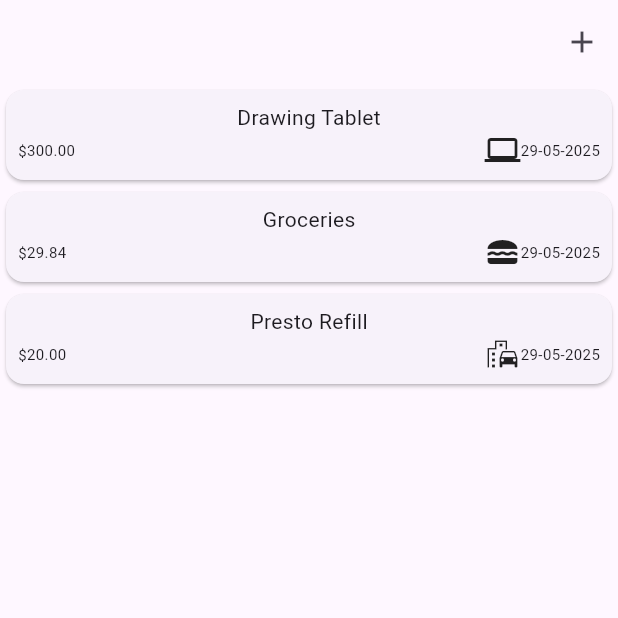
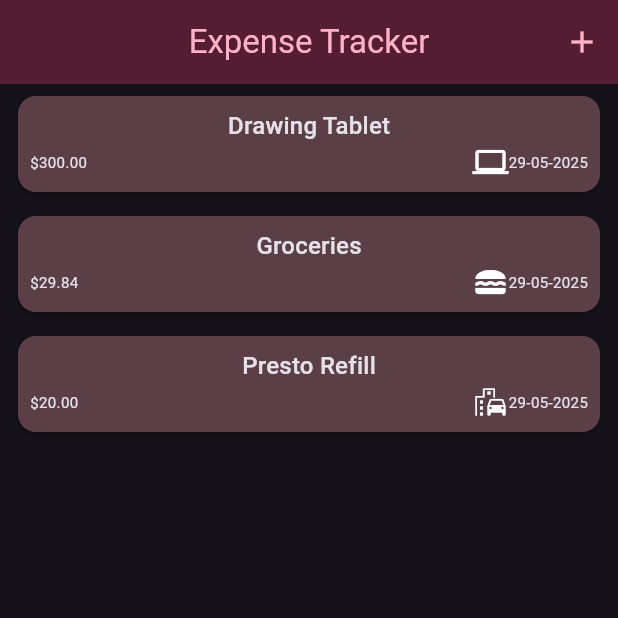
Before and after one commit to KovaKreative/flutter-expense-tracker, a Flutter app: the screen it shows after launch, on a phone screen of 412 x 824 dp, the top half of it. Run offline on Flutter 3.47's test engine with Material 3 defaults, Android fonts, the phone set to English and light mode, and no system bars.

```diff
--- a/lib/expenses.dart
+++ b/lib/expenses.dart
@@ -80,7 +80,10 @@ class _ExpensesState extends State<Expenses> {
 
     return Scaffold(
       appBar: AppBar(
-        actions: [IconButton(onPressed: _openAddModal, icon: Icon(Icons.add))],
+        title: Text('Expense Tracker'),
+        actions: [
+          IconButton(onPressed: _openAddModal, icon: Icon(Icons.add)),
+        ],
       ),
       body: Column(children: [Expanded(child: mainContent)]),
     );
--- a/lib/main.dart
+++ b/lib/main.dart
@@ -1,5 +1,14 @@
 import 'package:expense_tracker/expenses.dart';
 import 'package:flutter/material.dart';
+
+var kColorScheme = ColorScheme.fromSeed(
+  seedColor: const Color.fromARGB(255, 82, 54, 244),
+);
+
+var kDarkColorScheme = ColorScheme.fromSeed(
+  brightness: Brightness.dark,
+  seedColor: const Color.fromARGB(255, 152, 36, 84),
+);
 
 void main() {
   runApp(const MyApp());
@@ -10,6 +19,50 @@ class MyApp extends StatelessWidget {
 
   @override
   Widget build(context) {
-    return MaterialApp(home: Expenses());
+    return MaterialApp(
+      darkTheme: ThemeData.dark().copyWith(
+        colorScheme: kDarkColorScheme,
+        appBarTheme: const AppBarTheme().copyWith(
+          backgroundColor: kDarkColorScheme.onPrimary,
+          foregroundColor: kDarkColorScheme.primary,
+          centerTitle: true,
+        ),
+        cardTheme: CardThemeData().copyWith(
+          color: kDarkColorScheme.secondaryContainer,
+          margin: EdgeInsets.symmetric(horizontal: 12, vertical: 8),
+        ),
+        elevatedButtonTheme: ElevatedButtonThemeData(
+          style: ElevatedButton.styleFrom(
+            backgroundColor: kDarkColorScheme.primaryContainer,
+          ),
+        ),
+      ),
+      theme: ThemeData().copyWith(
+        // scaffoldBackgroundColor: const Color.fromARGB(255, 193, 175, 255),
+        colorScheme: kColorScheme,
+        appBarTheme: const AppBarTheme().copyWith(
+          backgroundColor: kColorScheme.primary,
+          foregroundColor: kColorScheme.onPrimary,
+          centerTitle: true,
+        ),
+        cardTheme: CardThemeData().copyWith(
+          color: kColorScheme.primaryFixed,
+          margin: EdgeInsets.symmetric(horizontal: 12, vertical: 8),
+        ),
+        elevatedButtonTheme: ElevatedButtonThemeData(
+          style: ElevatedButton.styleFrom(
+            backgroundColor: kColorScheme.primaryContainer,
+          ),
+        ),
+        textTheme: ThemeData().textTheme.copyWith(
+          bodyMedium: TextStyle(color: kColorScheme.onPrimaryFixed),
+        ),
+        iconTheme: ThemeData().iconTheme.copyWith(
+          color: kColorScheme.onPrimaryFixed,
+        ),
+      ),
+      themeMode: ThemeMode.dark,
+      home: Expenses(),
+    );
   }
 }
--- a/lib/models/expense.dart
+++ b/lib/models/expense.dart
@@ -12,7 +12,7 @@ const categoryIcons = {
   Categories.food: Icons.lunch_dining,
   Categories.travel: Icons.emoji_transportation,
   Categories.entertainment: Icons.local_movies,
-  Categories.electronics: Icons.computer
+  Categories.electronics: Icons.computer,
 };
 
 class Expense {
@@ -33,3 +33,17 @@ class Expense {
     return formatter.format(date);
   }
 }
+
+class ExpenseBucket {
+  const ExpenseBucket({required this.cat, required this.expenses});
+
+  ExpenseBucket.forCategory(List<Expense> allExpenses, this.cat)
+    : expenses = allExpenses.where((e) => e.category == cat).toList();
+
+  final Categories cat;
+  final List<Expense> expenses;
+
+  double get totalExpenses {
+    return expenses.map((e) => e.amount).reduce((v, e) => v + e);
+  }
+}
--- a/lib/widgets/expense_widgets/expense_item.dart
+++ b/lib/widgets/expense_widgets/expense_item.dart
@@ -15,7 +15,10 @@ class ExpenseItem extends StatelessWidget {
         child: Column(
           mainAxisSize: MainAxisSize.min,
           children: [
-            Text(expenseItem.title),
+            Text(
+              expenseItem.title,
+              style: Theme.of(context).textTheme.titleMedium,
+            ),
             Row(
               children: [
                 Text(
--- a/lib/widgets/expense_widgets/expense_list.dart
+++ b/lib/widgets/expense_widgets/expense_list.dart
@@ -18,6 +18,12 @@ class ExpenseList extends StatelessWidget {
     return ListView.builder(
       itemCount: expenses.length,
       itemBuilder: (ctx, i) => Dismissible(
+        background: Container(
+          color: Theme.of(context).colorScheme.errorContainer,
+          margin: EdgeInsets.symmetric(
+            horizontal: Theme.of(context).cardTheme.margin!.horizontal,
+          ),
+        ),
         onDismissed: (d) => removeExpense(expenses[i]),
         key: ValueKey(expenses[i]),
         child: ExpenseItem(expenses[i]),
--- a/lib/widgets/expense_widgets/new_expense.dart
+++ b/lib/widgets/expense_widgets/new_expense.dart
@@ -107,7 +107,7 @@ class _NewExpenseState extends State<NewExpense> {
                   mainAxisAlignment: MainAxisAlignment.end,
                   crossAxisAlignment: CrossAxisAlignment.center,
                   children: [
-                    Text(formatter.format(_dateController)),
+                    Text(formatter.format(_dateController),),
                     IconButton(
                       onPressed: _openDatePicker,
                       icon: const Icon(Icons.calendar_month),
@@ -121,7 +121,7 @@ class _NewExpenseState extends State<NewExpense> {
           Row(
             children: [
               DropdownButton(
-                style: TextStyle(fontSize: 12, color: Colors.black),
+                style: TextStyle(fontSize: 12),
                 value: _category,
                 items: Categories.values
                     .map(
```
Also changed, not shown: lib/widgets/chart/chart.dart (added, +95 -0 lines), lib/widgets/chart/chart_bar.dart (added, +34 -0 lines).
